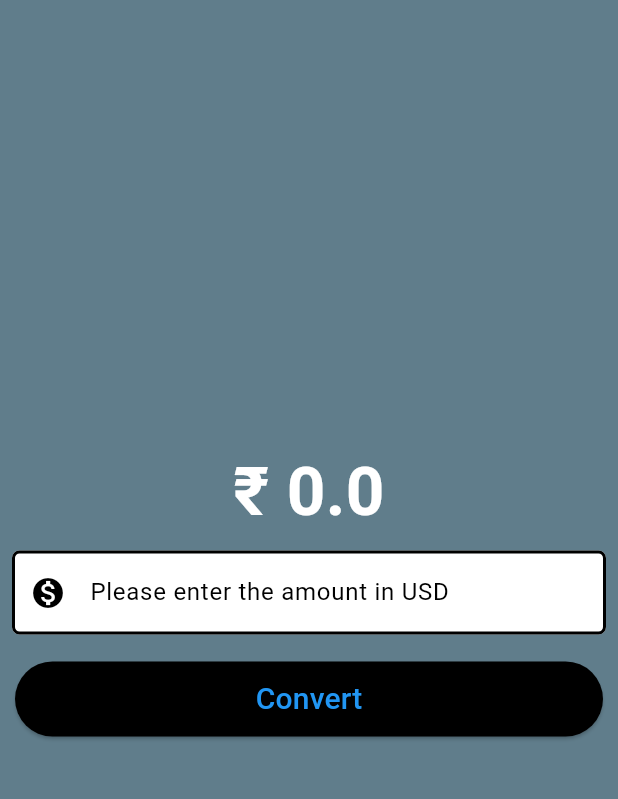
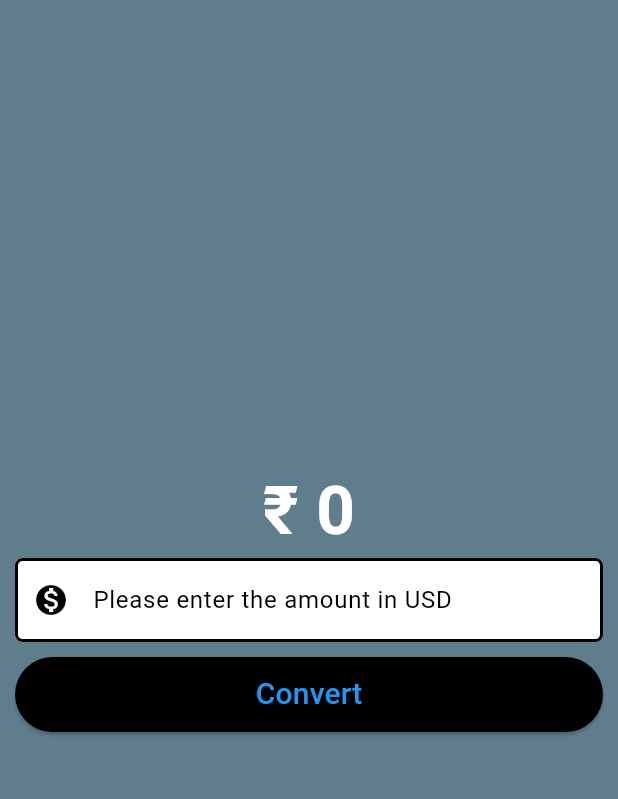
Before and after one commit to Sharath44665/flutter_ws, a Flutter app: the screen it shows after launch, after a tap on "Convert", on a phone screen of 412 x 824 dp, the part 63-862 px from its top. Run offline on Flutter 3.47's test engine with Material 3 defaults, Android fonts, the phone set to English and light mode, and no system bars; our stand-ins replace firebase_auth, firebase_core; accounts and stored records are empty; generated files the repository leaves out were written again.

Commit message:
refactor code

```diff
--- a/currency_converter/lib/currency_converter_material_page.dart
+++ b/currency_converter/lib/currency_converter_material_page.dart
@@ -13,6 +13,11 @@ class _CurrencyConverterMaterialPageState
     extends State<CurrencyConverterMaterialPage> {
   late double result = 0;
   final TextEditingController textEditingController = TextEditingController();
+
+  void convert() {
+    result = double.parse(textEditingController.text) * 81;
+    setState(() {});
+  }
 
   @override
   Widget build(BuildContext context) {
@@ -33,21 +38,21 @@ class _CurrencyConverterMaterialPageState
       ),
 
       body: Center(
+        child: Padding(
+          padding: const EdgeInsets.all(10),
           child: Column(
             mainAxisAlignment: MainAxisAlignment.center,
             crossAxisAlignment: CrossAxisAlignment.center,
             children: [
               Text(
-              "₹ ${result.toString()}",
+                "₹ ${result != 0 ? result.toStringAsFixed(2) : result.toStringAsFixed(0)}",
                 style: TextStyle(
                   fontSize: 45,
                   fontWeight: FontWeight.bold,
                   color: Color.fromARGB(255, 255, 255, 255),
                 ),
               ),
-            Padding(
-              padding: const EdgeInsets.all(8.0),
-              child: TextField(
+              TextField(
                 controller: textEditingController,
                 decoration: InputDecoration(
                   hintText: "Please enter the amount in USD",
@@ -63,25 +68,19 @@ class _CurrencyConverterMaterialPageState
                   decimal: true,
                 ),
               ),
-            ),
-            Padding(
-              padding: const EdgeInsets.all(10),
-              child: ElevatedButton(
+              const SizedBox(height: 10),
+              ElevatedButton(
                 style: ElevatedButton.styleFrom(
                   backgroundColor: Colors.black,
                   foregroundColor: Colors.blue,
                   minimumSize: const Size(double.infinity, 50),
                 ),
 
-                onPressed: () {
-                  setState(() {
-                    result = double.parse(textEditingController.text) * 81;
-                  });
-                },
+                onPressed: convert,
                 child: const Text("Convert", style: TextStyle(fontSize: 20)),
               ),
+            ],
           ),
-          ],
         ),
       ),
     );
```
Lines whose indentation alone changed are shown as unchanged.
